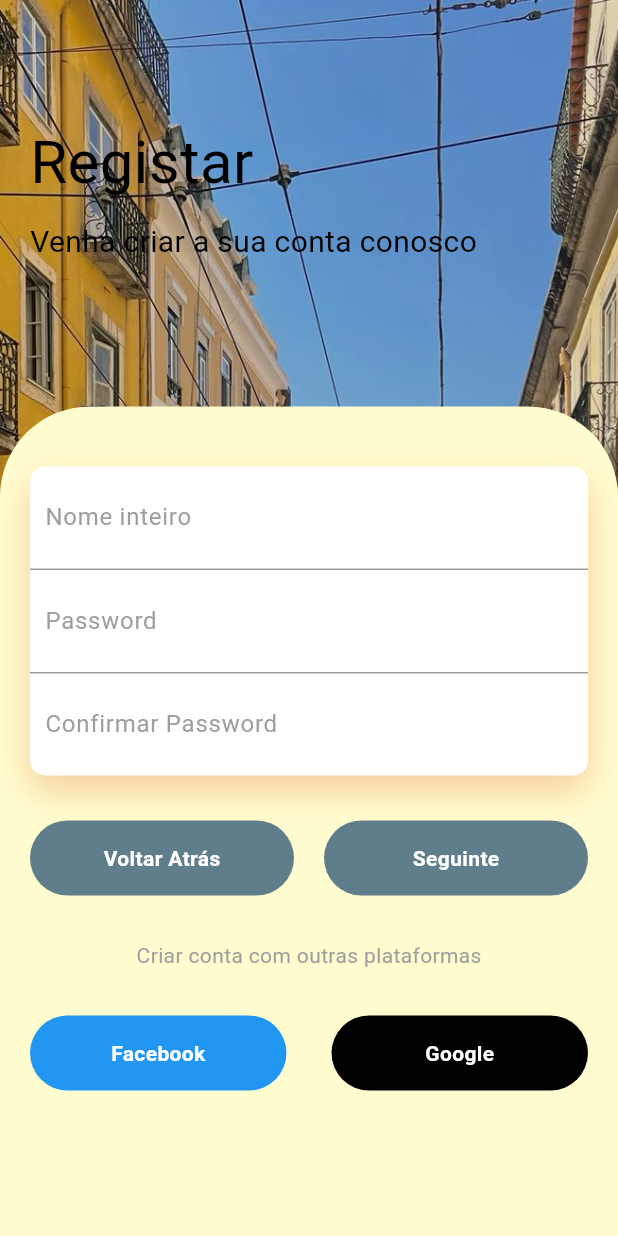
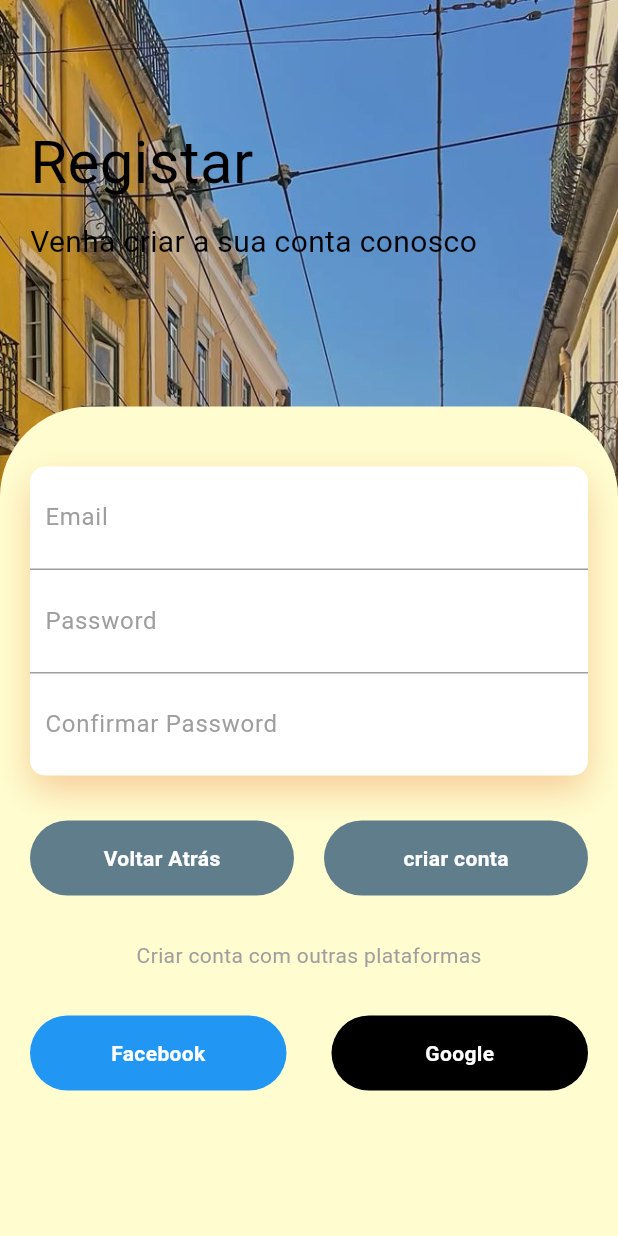
Before and after one commit to Ricardo-P1nto/PAF_V.2, a Flutter app: the screen it shows after launch, after a tap on "Criar Conta", on a phone screen of 412 x 824 dp. Run offline on Flutter 3.47's test engine with Material 3 defaults, Android fonts, the phone set to English and light mode, and no system bars; our stand-ins replace firebase_auth, firebase_core; accounts and stored records are empty; generated files the repository leaves out were written again.

```diff
--- a/lib/main.dart
+++ b/lib/main.dart
@@ -148,7 +148,7 @@ class Homepage extends StatelessWidget {
                                     ),
 
                                     child: TextFormField(
-                                      decoration: InputDecoration(
+                                      decoration: const InputDecoration(
                                         hintText: "Email",
                                         hintStyle: TextStyle(color: Colors.grey),
                                         border: InputBorder.none,
@@ -175,7 +175,7 @@ class Homepage extends StatelessWidget {
                                     padding: const EdgeInsets.all(10),
                                     child: TextFormField(
                                       obscureText: true,
-                                      decoration: InputDecoration(
+                                      decoration: const InputDecoration(
                                         hintText: "Password",
                                         hintStyle: TextStyle(color: Colors.grey),
                                         border: InputBorder.none,
--- a/lib/paginaRegistar.dart
+++ b/lib/paginaRegistar.dart
@@ -1,6 +1,7 @@
 import 'package:flutter/material.dart';
 import 'package:projeto/RegistarPasso2.dart';
 import 'main.dart';
+import 'servicos/autenticacao_servico.dart';
 
 String? passwordValidator(String? value) {
   if (value == null || value.isEmpty) {
@@ -32,13 +33,14 @@ class _PaginaRegistarState extends State<PaginaRegistar> {
   final _formKey = GlobalKey<FormState>();
   String? password;
 
-  TextEditingController _nomecontroller = TextEditingController();
-  TextEditingController _senhacontroller = TextEditingController();
-  TextEditingController _confirmacaocontroller = TextEditingController();
+  final TextEditingController _emailcontroller = TextEditingController();
+  final TextEditingController _senhacontroller = TextEditingController();
+  final TextEditingController _confirmacaocontroller = TextEditingController();
+
+  final AutenticacaoServico _autenServico = AutenticacaoServico();
 
   @override
   Widget build(BuildContext context) {
-    // Detecta o espaço disponível com o teclado ativo
     final bottomInset = MediaQuery.of(context).viewInsets.bottom;
 
     return Scaffold(
@@ -46,7 +48,6 @@ class _PaginaRegistarState extends State<PaginaRegistar> {
       body: SafeArea(
         child: Stack(
           children: [
-            // Imagem de fundo
             Container(
               width: double.infinity,
               height: double.infinity,
@@ -99,7 +100,7 @@ class _PaginaRegistarState extends State<PaginaRegistar> {
                         left: 20,
                         right: 20,
                         top: 20,
-                        bottom: bottomInset, // Adapta ao teclado
+                        bottom: bottomInset,
                       ),
                       child: SingleChildScrollView(
                         child: Form(
@@ -107,7 +108,6 @@ class _PaginaRegistarState extends State<PaginaRegistar> {
                           child: Column(
                             children: [
                               const SizedBox(height: 20),
-                              // Campos de texto
                               Container(
                                 decoration: BoxDecoration(
                                   color: Colors.white,
@@ -130,17 +130,21 @@ class _PaginaRegistarState extends State<PaginaRegistar> {
                                         ),
                                       ),
                                       child: TextFormField(
-
-                                        controller: _nomecontroller,
-
-                                        decoration: InputDecoration(
-                                          hintText: "Nome inteiro",
+                                        controller: _emailcontroller,
+                                        decoration: const InputDecoration(
+                                          hintText: "Email",
                                           hintStyle: TextStyle(color: Colors.grey),
                                           border: InputBorder.none,
                                         ),
                                         validator: (value) {
                                           if (value?.isEmpty ?? true) {
-                                            return 'Por favor insira o seu nome';
+                                            return 'Por favor insira um email';
+                                          } else if ((value?.length ?? 0) < 6) {
+                                            return 'O email deve ter pelo menos 6 caracteres';
+                                          } else if (!(value?.contains('@') ?? false)) {
+                                            return 'Email inválido (falta o @)';
+                                          } else if (!(value?.contains('.') ?? false)) {
+                                            return 'Email inválido (falta o .)';
                                           }
                                           return null;
                                         },
@@ -156,7 +160,7 @@ class _PaginaRegistarState extends State<PaginaRegistar> {
                                       child: TextFormField(
                                         controller: _senhacontroller,
                                         obscureText: true,
-                                        decoration: InputDecoration(
+                                        decoration: const InputDecoration(
                                           hintText: "Password",
                                           hintStyle: TextStyle(color: Colors.grey),
                                           border: InputBorder.none,
@@ -174,7 +178,7 @@ class _PaginaRegistarState extends State<PaginaRegistar> {
                                       child: TextFormField(
                                         controller: _confirmacaocontroller,
                                         obscureText: true,
-                                        decoration: InputDecoration(
+                                        decoration: const InputDecoration(
                                           hintText: "Confirmar Password",
                                           hintStyle: TextStyle(color: Colors.grey),
                                           border: InputBorder.none,
@@ -194,7 +198,6 @@ class _PaginaRegistarState extends State<PaginaRegistar> {
                                 ),
                               ),
                               const SizedBox(height: 30),
-                              // Botões de ação
                               Row(
                                 children: [
                                   Expanded(
@@ -227,6 +230,32 @@ class _PaginaRegistarState extends State<PaginaRegistar> {
                                   ),
                                   const SizedBox(width: 20),
                                   Expanded(
+                                    child: GestureDetector(
+                                      onTap: () {
+                                        if (_formKey.currentState?.validate() ?? false) {
+                                          botaoSeguinteClicado();
+                                        }
+                                      },
+                                      child: Container(
+                                        height: 50,
+                                        decoration: BoxDecoration(
+                                          borderRadius: BorderRadius.circular(50),
+                                          color: Colors.blueGrey,
+                                        ),
+                                        child: const Center(
+                                          child: Text(
+                                            "criar conta",
+                                            style: TextStyle(
+                                              color: Colors.white,
+                                              fontWeight: FontWeight.bold,
+                                            ),
+                                          ),
+                                        ),
+                                      ),
+                                    ),
+                                  ),
+
+                                  /*Expanded(
 
                                     child: GestureDetector(
                                       onTap: () {
@@ -261,7 +290,10 @@ class _PaginaRegistarState extends State<PaginaRegistar> {
 
                                     ),
 
-                                  ),
+                                  ),*/
+
+
+
                                 ],
                               ),
                               const SizedBox(height: 30),
@@ -270,7 +302,6 @@ class _PaginaRegistarState extends State<PaginaRegistar> {
                                 style: TextStyle(color: Colors.grey),
                               ),
                               const SizedBox(height: 30),
-                              // Botões de Facebook e Google
                               Row(
                                 children: [
                                   Expanded(
@@ -327,17 +358,18 @@ class _PaginaRegistarState extends State<PaginaRegistar> {
     );
   }
 
-  botaoSeguinteClicado(){
+  void botaoSeguinteClicado() {
+    String email = _emailcontroller.text;
+    String senha = _senhacontroller.text;
+
     if (_formKey.currentState!.validate()) {
-      if (queroEntrar){
-        print("Entrada validada");
-      } else {
+      if (queroEntrar) {
         print("Cadastro validado");
-        print("${_nomecontroller.text}, ${_senhacontroller.text}, ${_confirmacaocontroller.text}");
+        print("${_emailcontroller.text}, ${_senhacontroller.text}");
+        _autenServico.cadastrarUsuario(email: email, senha: senha);
       }
     } else {
       print("Forma inválido");
     }
   }
-
 }
--- /dev/null
+++ b/lib/servicos/autenticacao_servico.dart
@@ -0,0 +1,12 @@
+import 'package:firebase_auth/firebase_auth.dart';
+
+class AutenticacaoServico{
+
+  FirebaseAuth _firebaseAuth = FirebaseAuth.instance;
+
+  cadastrarUsuario({required String email, required String senha}) {
+
+    _firebaseAuth.createUserWithEmailAndPassword(email: email, password: senha);
+    // Lógica de cadastro de usuário
+  }
+}
--- a/pubspec.yaml
+++ b/pubspec.yaml
@@ -42,7 +42,7 @@ dependencies:
   # Use with the CupertinoIcons class for iOS style icons.
   cupertino_icons: ^1.0.6
   firebase_auth: ^5.3.4
-  firebase_core: ^3.9.0
+  firebase_core: ^3.10.0
 
 
 dev_dependencies:
```
Also changed, not shown: pubspec.lock.
